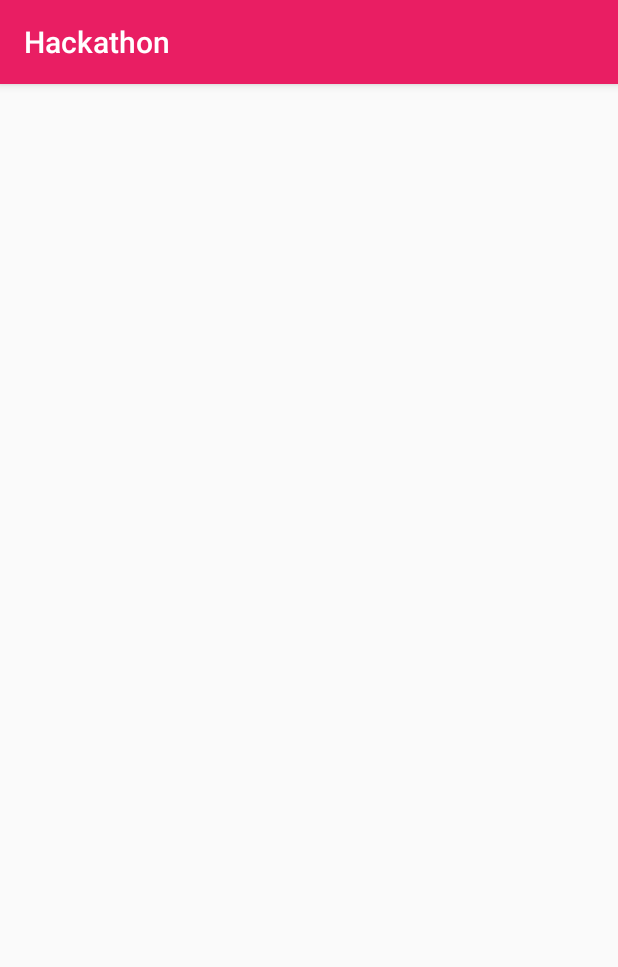
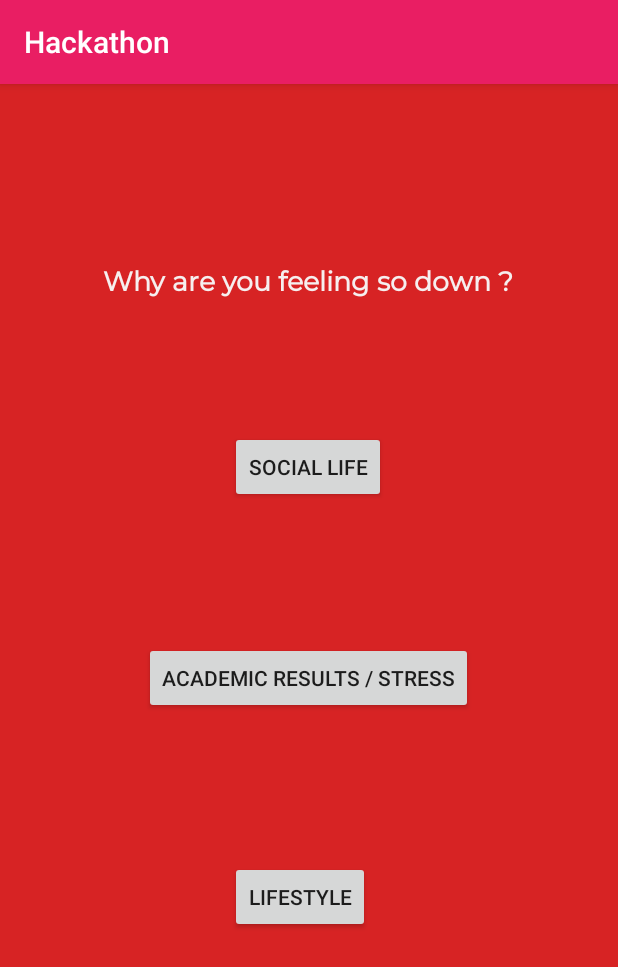
Before and after one commit to BlancheFrancheterre/Martlet, an Android app: the Answer1 screen opened directly, with no data from a screen before it, on a phone screen of 412 x 824 dp. Shown: the top 967 px of the screen. Run offline under Robolectric (Android 15) with nearby library versions, the phone set to English and light mode, and no system bars.

Commit message:
Changements Blanche

```diff
--- a/app/src/main/AndroidManifest.xml
+++ b/app/src/main/AndroidManifest.xml
@@ -9,7 +9,10 @@
         android:roundIcon="@mipmap/ic_launcher_round"
         android:supportsRtl="true"
         android:theme="@style/AppTheme">
-        <activity android:name=".Information"></activity>
+        <activity android:name=".School"></activity>
+        <activity android:name=".SocialLife" />
+        <activity android:name=".Lifestyle" />
+        <activity android:name=".Information" />
         <activity android:name=".ChatBot" />
         <activity android:name=".Answer3" />
         <activity android:name=".Answer2" />
--- a/app/src/main/java/com/example/hackathon/Answer1.java
+++ b/app/src/main/java/com/example/hackathon/Answer1.java
@@ -1,8 +1,11 @@
 package com.example.hackathon;
 
-import android.os.Bundle;
+        import android.content.Intent;
+        import android.os.Bundle;
+        import android.view.View;
+        import android.widget.Button;
 
-import androidx.appcompat.app.AppCompatActivity;
+        import androidx.appcompat.app.AppCompatActivity;
 
 public class Answer1 extends AppCompatActivity {
 
@@ -10,5 +13,33 @@ public class Answer1 extends AppCompatActivity {
     protected void onCreate(Bundle savedInstanceState) {
         super.onCreate(savedInstanceState);
         setContentView(R.layout.activity_answer1);
+
+        Button socialAnswer = (Button) findViewById(R.id.socialAnswer);
+        socialAnswer.setOnClickListener(new View.OnClickListener() {
+            @Override
+            public void onClick(View v) {
+                Intent startIntent = new Intent(getApplicationContext(), SocialLife.class);
+                startActivity(startIntent);
+            }
+        });
+
+        Button schoolAnswer = (Button) findViewById(R.id.schoolAnswer);
+        schoolAnswer.setOnClickListener(new View.OnClickListener() {
+            @Override
+            public void onClick(View v) {
+                Intent startIntent = new Intent(getApplicationContext(), School.class);
+                startActivity(startIntent);
+            }
+        });
+
+        Button lifestyleAnswer = (Button) findViewById(R.id.lifestyleAnswer);
+        lifestyleAnswer.setOnClickListener(new View.OnClickListener() {
+            @Override
+            public void onClick(View v) {
+                Intent startIntent = new Intent(getApplicationContext(), Lifestyle.class);
+                startActivity(startIntent);
+            }
+        });
+
     }
 }
--- a/app/src/main/java/com/example/hackathon/EntranceActivity.java
+++ b/app/src/main/java/com/example/hackathon/EntranceActivity.java
@@ -28,7 +28,7 @@ public class EntranceActivity extends AppCompatActivity {
 
 
         // Access the chatbot by clicking on marty
-        Button chatbotButton = (Button) findViewById(R.id.chatbotButton);
+        Button chatbotButton = (Button) findViewById(R.id.chatbotBtn);
         chatbotButton.setOnClickListener(new View.OnClickListener() {
             @Override
             public void onClick(View v) {
@@ -76,7 +76,7 @@ public class EntranceActivity extends AppCompatActivity {
             @Override
             public void onClick(View v) {
 
-                progressBarEnergy.setProgress(80);
+               // progressBarEnergy.setProgress(80);
                 Intent startIntent3 = new Intent(getApplicationContext(), Information.class);
                 startActivity(startIntent3);
             }
--- a/app/src/main/res/layout/activity_answer1.xml
+++ b/app/src/main/res/layout/activity_answer1.xml
@@ -4,6 +4,58 @@
     xmlns:tools="http://schemas.android.com/tools"
     android:layout_width="match_parent"
     android:layout_height="match_parent"
+    android:background="#D72324"
     tools:context=".Answer1">
 
+    <TextView
+        android:id="@+id/textView3"
+        android:layout_width="wrap_content"
+        android:layout_height="wrap_content"
+        android:layout_marginTop="120dp"
+        android:text="Why are you feeling so down ?"
+        android:textColor="#F6EFEF"
+        android:textIsSelectable="false"
+        android:textSize="18sp"
+        android:textStyle="bold"
+        app:fontFamily="@font/montserrat"
+        app:layout_constraintEnd_toEndOf="parent"
+        app:layout_constraintHorizontal_bias="0.496"
+        app:layout_constraintStart_toStartOf="parent"
+        app:layout_constraintTop_toTopOf="parent" />
+
+    <Button
+        android:id="@+id/socialAnswer"
+        android:layout_width="wrap_content"
+        android:layout_height="wrap_content"
+        android:text="Social Life"
+        app:layout_constraintBottom_toTopOf="@+id/schoolAnswer"
+        app:layout_constraintEnd_toEndOf="parent"
+        app:layout_constraintHorizontal_bias="0.498"
+        app:layout_constraintStart_toStartOf="parent"
+        app:layout_constraintTop_toBottomOf="@+id/textView3"
+        app:layout_constraintVertical_bias="0.478" />
+
+    <Button
+        android:id="@+id/schoolAnswer"
+        android:layout_width="wrap_content"
+        android:layout_height="wrap_content"
+        android:text="Academic Results / Stress"
+        app:layout_constraintBottom_toBottomOf="parent"
+        app:layout_constraintEnd_toEndOf="parent"
+        app:layout_constraintHorizontal_bias="0.497"
+        app:layout_constraintStart_toStartOf="parent"
+        app:layout_constraintTop_toBottomOf="@+id/textView3"
+        app:layout_constraintVertical_bias="0.393" />
+
+    <Button
+        android:id="@+id/lifestyleAnswer"
+        android:layout_width="wrap_content"
+        android:layout_height="wrap_content"
+        android:layout_marginBottom="104dp"
+        android:text="Lifestyle"
+        app:layout_constraintBottom_toBottomOf="parent"
+        app:layout_constraintEnd_toEndOf="parent"
+        app:layout_constraintHorizontal_bias="0.482"
+        app:layout_constraintStart_toStartOf="parent"
+        app:layout_constraintTop_toBottomOf="@+id/schoolAnswer" />
 </androidx.constraintlayout.widget.ConstraintLayout>
--- a/app/src/main/res/layout/activity_create_your_avatar_name.xml
+++ b/app/src/main/res/layout/activity_create_your_avatar_name.xml
@@ -31,7 +31,7 @@
         app:layout_constraintHorizontal_bias="0.408"
         app:layout_constraintStart_toStartOf="parent"
         app:layout_constraintTop_toTopOf="parent"
-        app:layout_constraintVertical_bias="0.079" />
+        app:layout_constraintVertical_bias="0.050000012" />
 
     <EditText
         android:id="@+id/nameBlank"
@@ -58,7 +58,7 @@
         app:layout_constraintEnd_toEndOf="parent"
         app:layout_constraintStart_toStartOf="parent"
         app:layout_constraintTop_toTopOf="parent"
-        app:layout_constraintVertical_bias="0.553" />
+        app:layout_constraintVertical_bias="0.52" />
 
     <EditText
         android:id="@+id/idBlank"
```
Also changed, not shown: app/src/main/java/com/example/hackathon/Lifestyle.java (added, +14 -0 lines), app/src/main/java/com/example/hackathon/School.java (added, +14 -0 lines), app/src/main/java/com/example/hackathon/SocialLife.java (added, +61 -0 lines), app/src/main/res/layout/activity_chat_bot2.xml (+25 -22 lines), app/src/main/res/layout/activity_entrance.xml (+19 -22 lines), app/src/main/res/layout/activity_information.xml (+6 -5 lines), app/src/main/res/layout/activity_lifestyle.xml (added, +9 -0 lines), app/src/main/res/layout/activity_school.xml (added, +9 -0 lines), app/src/main/res/layout/activity_social_life.xml (added, +105 -0 lines).
